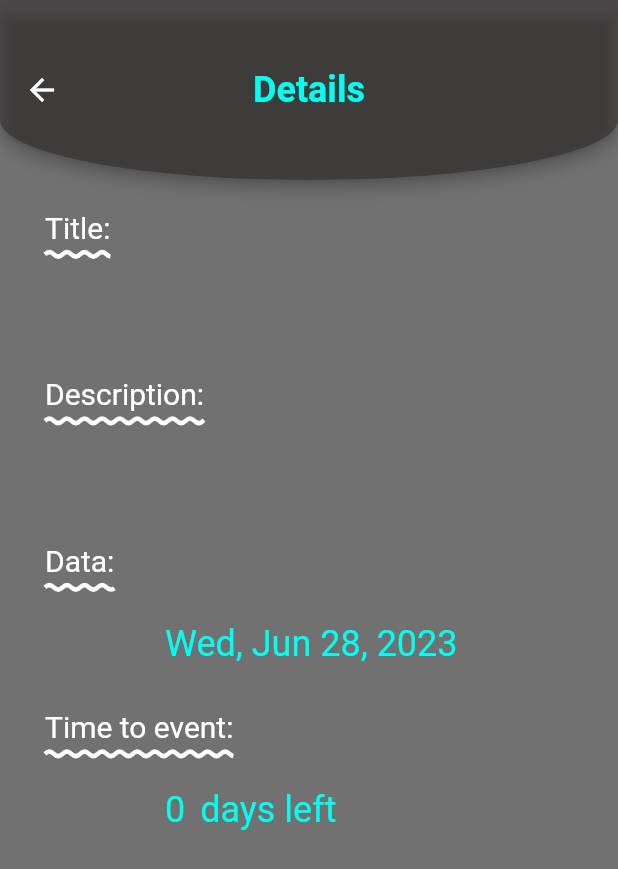
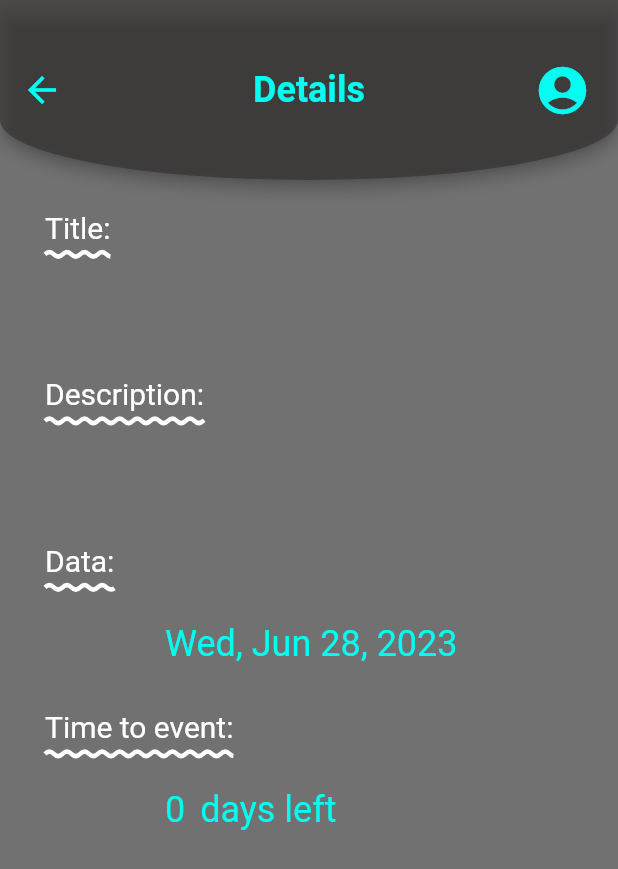
Before and after one commit to patryklaskowski1/do_not_forget, a Flutter app: the DetailsPage screen opened directly with empty values, on a phone screen of 412 x 824 dp. Shown: the top 869 px of the screen. Run offline on Flutter 3.47's test engine with Material 2 defaults, Android fonts, the phone set to English and light mode, and no system bars; our stand-ins replace bloc, cloud_firestore, firebase_auth, firebase_core, flutter_bloc; missing offline and left inert: firebase_ui_auth; accounts and stored records are empty.

Commit message:
Add icon with navigator push to ProfilScreen in Details page and custom iconTheme appBars

```diff
--- a/lib/add_page/add_page.dart
+++ b/lib/add_page/add_page.dart
@@ -43,6 +43,7 @@ class _AddPageState extends State<AddPage> {
               appBar: AppBar(
                 iconTheme: const IconThemeData(
                   color: Color.fromARGB(255, 3, 253, 241),
+                  size: 28,
                 ),
                 title: const Text(
                   "Add Event",
--- a/lib/auth/page/user_profile.dart
+++ b/lib/auth/page/user_profile.dart
@@ -10,6 +10,7 @@ class UserProfile extends StatelessWidget {
       appBar: AppBar(
         iconTheme: const IconThemeData(
           color: Color.fromARGB(255, 3, 253, 241),
+          size: 28,
         ),
         title: const Text(
           "Profile",
--- a/lib/details/details_page.dart
+++ b/lib/details/details_page.dart
@@ -1,3 +1,4 @@
+import 'package:do_not_forget/auth/page/user_profile.dart';
 import 'package:do_not_forget/details/cubit/details_cubit.dart';
 import 'package:do_not_forget/models/item_model.dart';
 import 'package:do_not_forget/repositories/items_repository.dart';
@@ -17,6 +18,10 @@ class DetailsPage extends StatelessWidget {
     return Scaffold(
       backgroundColor: const Color.fromARGB(255, 114, 113, 113),
       appBar: AppBar(
+        iconTheme: const IconThemeData(
+          color: Color.fromARGB(255, 3, 253, 241),
+          size: 28,
+        ),
         title: const Text(
           'Details',
           style: TextStyle(
@@ -33,6 +38,24 @@ class DetailsPage extends StatelessWidget {
         toolbarHeight: 120,
         centerTitle: true,
         backgroundColor: const Color.fromARGB(129, 41, 37, 37),
+        actions: [
+          Padding(
+            padding: const EdgeInsets.only(right: 16),
+            child: IconButton(
+                onPressed: () {
+                  Navigator.of(context).push(
+                    MaterialPageRoute(
+                      builder: (context) => const UserProfile(),
+                    ),
+                  );
+                },
+                icon: const Icon(
+                  Icons.account_circle_rounded,
+                  color: Color.fromARGB(255, 3, 253, 241),
+                  size: 38,
+                )),
+          )
+        ],
       ),
       body: BlocProvider(
         create: (context) => DetailsCubit(ItemsRepository())..getItemWithID(id),
```
